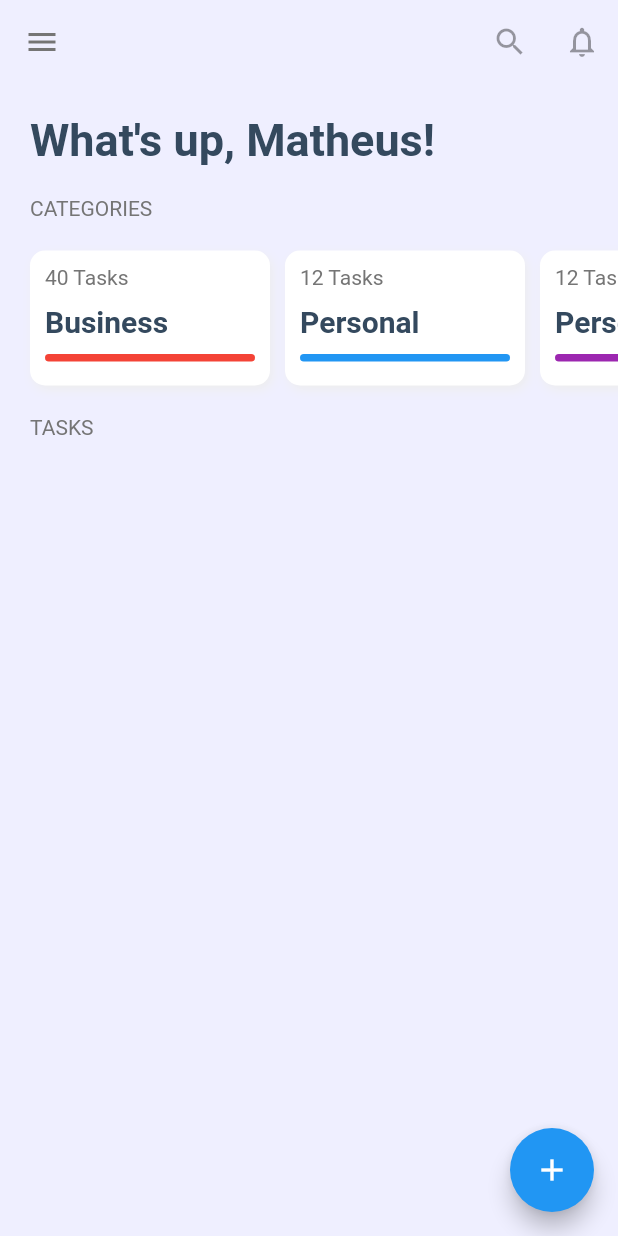
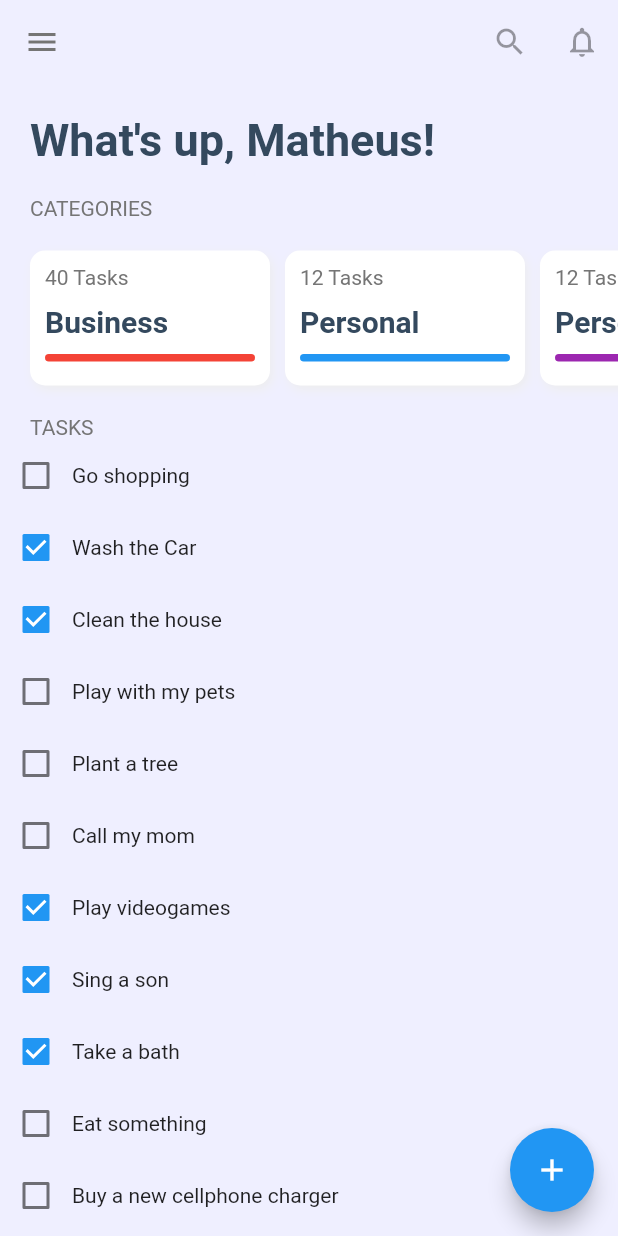
Before and after one commit to CaetanoMatheus/todo-app, a Flutter app: the screen it shows after launch, on a phone screen of 412 x 824 dp. Run offline on Flutter 3.47's test engine with Material 2 defaults, Android fonts, the phone set to English and light mode, and no system bars.

Commit message:
TTodoCard

```diff
--- a/lib/models/todo.dart
+++ b/lib/models/todo.dart
@@ -26,5 +26,23 @@ class Todo {
 
   bool get done => this._done;
 
-  set done(bool done) => this._done;
+  set done(bool done) => this._done = done;
 }
+
+List<Todo> todos = [
+  Todo.fill('Go shopping', false, 1),
+  Todo.fill('Wash the Car', true, 2),
+  Todo.fill('Clean the house', true, 3),
+  Todo.fill('Play with my pets', false, 4),
+  Todo.fill('Plant a tree', false, 5),
+  Todo.fill('Call my mom', false, 6),
+  Todo.fill('Play videogames', true, 7),
+  Todo.fill('Sing a son', true, 8),
+  Todo.fill('Take a bath', true, 9),
+  Todo.fill('Eat something', false, 10),
+  Todo.fill('Buy a new cellphone charger', false, 11),
+  Todo.fill('Turn off the lights', false, 12),
+  Todo.fill('Workout', false, 13),
+  Todo.fill('Go to sleep', false, 14),
+  Todo.fill('Clean my glasses', false, 15),
+];
--- a/lib/screens/home/home_screen.dart
+++ b/lib/screens/home/home_screen.dart
@@ -1,8 +1,11 @@
 import 'package:flutter/material.dart';
 
 import 'package:todo_app/widgets/card/t_basic_card.dart';
+import 'package:todo_app/widgets/card/t_todo_card.dart';
 import 'package:todo_app/widgets/text/t_text_separator.dart';
 import 'package:todo_app/widgets/text/t_title.dart';
+
+import 'package:todo_app/models/todo.dart';
 
 class HomeScreen extends StatelessWidget {
   @override
@@ -67,6 +70,16 @@ class HomeScreen extends StatelessWidget {
             padding: EdgeInsets.symmetric(horizontal: 20),
             child: TTextSeparator(title: 'TASKS'),
           ),
+          Expanded(
+            child: ListView.builder(
+              physics: BouncingScrollPhysics(),
+              itemCount: todos.length,
+              itemBuilder: (context, index) => TTodoCard(
+                todo: todos[index],
+                onChange: (bool value) {},
+              ),
+            ),
+          ),
         ],
       ),
     );
--- /dev/null
+++ b/lib/widgets/card/t_todo_card.dart
@@ -0,0 +1,22 @@
+import 'package:flutter/material.dart';
+
+import 'package:todo_app/models/todo.dart';
+
+class TTodoCard extends StatelessWidget {
+  final Todo todo;
+  final Function onChange;
+
+  const TTodoCard({Key key, this.todo, this.onChange}) : super(key: key);
+
+  @override
+  Widget build(BuildContext context) {
+    return Container(
+      child: Row(
+        children: [
+          Checkbox(value: this.todo.done, onChanged: onChange),
+          Text(this.todo.title)
+        ],
+      ),
+    );
+  }
+}
```
